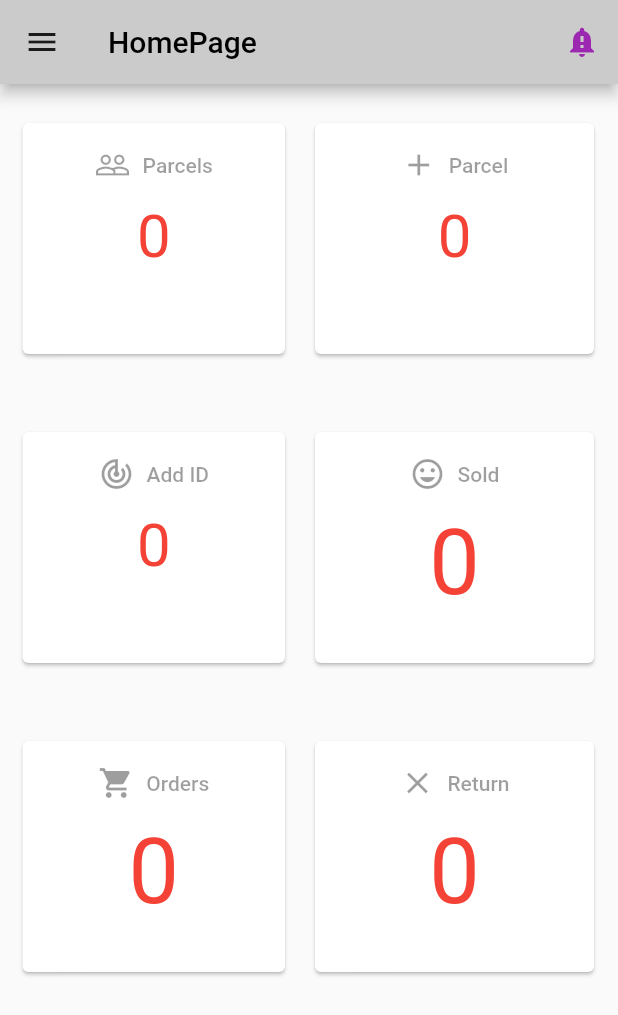
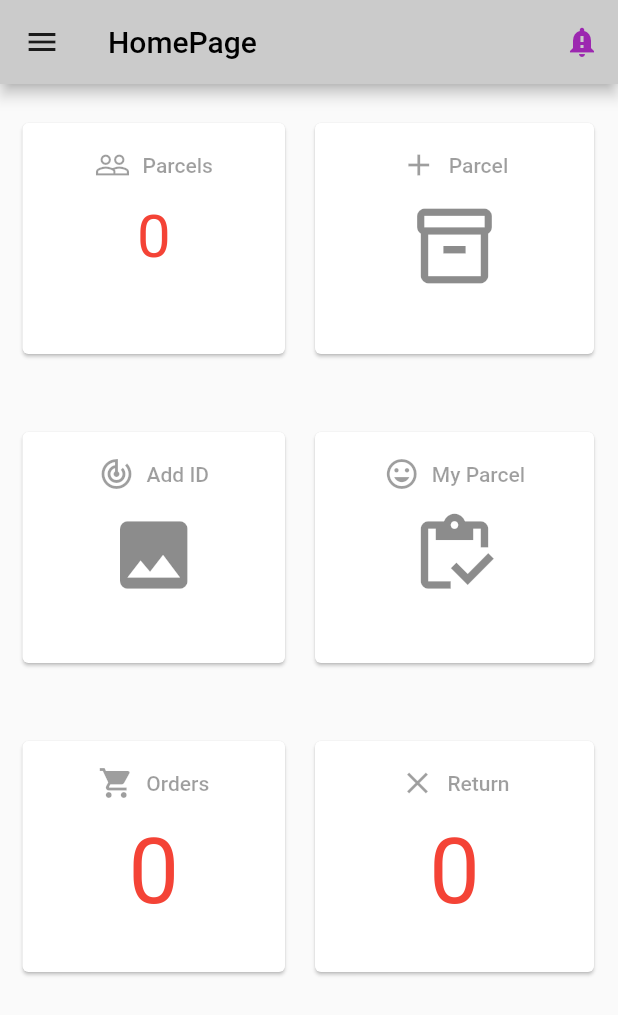
Before and after one commit to Satti201/courier_application, a Flutter app: the HomePage screen opened by its route, on a phone screen of 412 x 824 dp. Shown: the top 1015 px of the screen. Run offline on Flutter 3.47's test engine with Material 2 defaults, Android fonts, the phone set to English and light mode, and no system bars; our stand-ins replace cloud_firestore, firebase_auth, firebase_core, flutter_screenutil, flutter_secure_storage, fluttertoast and 9 more; missing offline and left inert: dart:ffi, flutter_polyline_points, geocode; accounts and stored records are empty; network calls fail.

Commit message:
new home page image correction

```diff
--- a/lib/Models/ParcelData.dart
+++ b/lib/Models/ParcelData.dart
@@ -7,8 +7,9 @@ class ParcelData {
   String Weight;
   String Dimensions;
   String Category;
+  String Insurance;
   ParcelData(this.ParcelName, this.PickUpAddress, this.RecieverAddress,
-      this.orderid, this.Category, this.ParcelPrice, this.Weight, this.Dimensions);
+      this.orderid, this.Category, this.ParcelPrice, this.Weight, this.Insurance, this.Dimensions);
 
 
 
--- a/lib/Provider/ParcelProvider.dart
+++ b/lib/Provider/ParcelProvider.dart
@@ -19,6 +19,7 @@ class ParcelProvider with ChangeNotifier {
   TextEditingController ParcelPrice = TextEditingController();
   TextEditingController ReciverAddress = TextEditingController();
   TextEditingController Weight = TextEditingController();
+  TextEditingController ParcelInsurance = TextEditingController();
   TextEditingController Dimensions = TextEditingController();
   void AddParcel(context, String CategoryName, String RecieverId, int Count) async {
     print("&&&&&&&&&&"+Weight.text);
@@ -44,6 +45,7 @@ class ParcelProvider with ChangeNotifier {
           "ParcelStatus": 0,
           "RiderId": "",
           "Category": CategoryName,
+          "ParcelInsurance": ParcelInsurance.text,
 
         },
       ).then((value) async {
@@ -58,6 +60,7 @@ class ParcelProvider with ChangeNotifier {
         PickUpAddress.clear();
         ParcelOrderId.clear();
         ParcelCategory.clear();
+        ParcelInsurance.clear();
         Navigator.of(context)
             .push(MaterialPageRoute(builder: (context) => HomePage()));
       });
@@ -171,13 +174,14 @@ class ParcelProvider with ChangeNotifier {
             element.get("Weight"),
             element.get("Dimensions"),
           element.get("Category"),
+          element.get("ParcelInsurance"),
         );
         newList.add(parcelData);
       }
 
     }
     ParcelDataList = newList;
-    print(ParcelDataList.length);
+    print("Parcel Lenght777777777777777777777777777777"+ParcelDataList.length.toString());
   }
 
   List<ParcelData> get getReviewCartData {
--- a/lib/Screen/HomePage/HomePage.dart
+++ b/lib/Screen/HomePage/HomePage.dart
@@ -21,6 +21,8 @@ import '../UploadId/UploadId.dart';
 enum Page { dashboard, manage }
 
 class HomePage extends StatefulWidget {
+  const HomePage({Key? key}) : super(key: key);
+
   @override
   _HomePageState createState() => _HomePageState();
 }
@@ -186,11 +188,7 @@ class _HomePageState extends State<HomePage> {
                             onPressed: null,
                             icon: const Icon(Icons.add),
                             label: const Text("Parcel")),
-                        subtitle: Text(
-                          '0',
-                          textAlign: TextAlign.center,
-                          style: TextStyle(color: active, fontSize: 40.0),
-                        )),
+                        subtitle: Icon(Icons.inventory_2_outlined, size: 60)),
                   ),
                 ),
               ),
@@ -320,11 +318,7 @@ class _HomePageState extends State<HomePage> {
                             onPressed: null,
                             icon: const Icon(Icons.track_changes),
                             label: const Text("Add ID")),
-                        subtitle: Text(
-                          '${0}',
-                          textAlign: TextAlign.center,
-                          style: TextStyle(color: active, fontSize: 40.0),
-                        )),
+                        subtitle: Icon(Icons.image, size: 60,)),
                   ),
                 ),
               ),
@@ -335,12 +329,8 @@ class _HomePageState extends State<HomePage> {
                       title: TextButton.icon(
                           onPressed: null,
                           icon: const Icon(Icons.tag_faces),
-                          label: const Text("Sold")),
-                      subtitle: Text(
-                        '0',
-                        textAlign: TextAlign.center,
-                        style: TextStyle(color: active, fontSize: 60.0),
-                      )),
+                          label: const Text("My Parcel")),
+                      subtitle: Icon(Icons.inventory_outlined, size: 60,)),
                 ),
               ),
               Padding(
```
Also changed, not shown: lib/Screen/Parcel/AddParcel.dart (+11 -6 lines).
